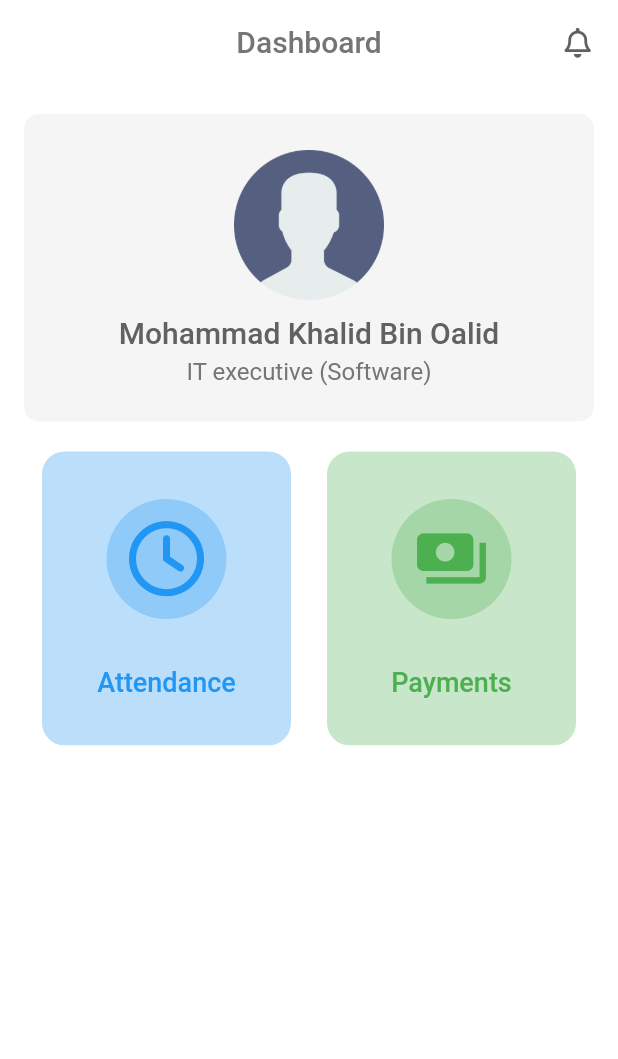
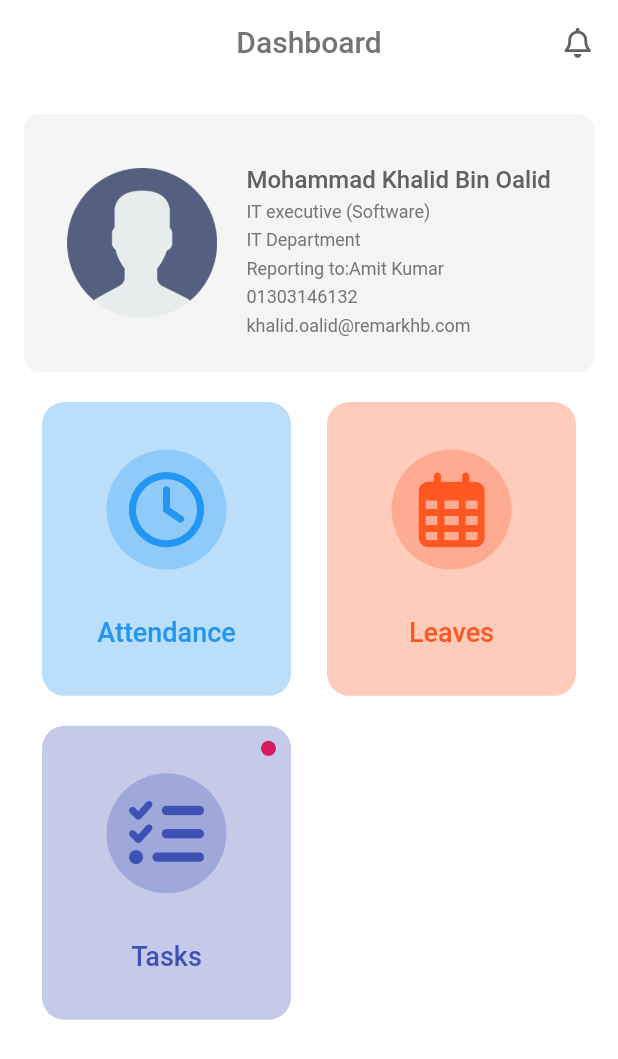
Before and after one commit to hunter7149/remark_attendance, a Flutter app: the HomeView screen opened by its route, on a phone screen of 412 x 824 dp. Shown: the top 1059 px of the screen. Run offline on Flutter 3.47's test engine with Material 2 defaults, Android fonts, the phone set to English and light mode, and no system bars; drawn by our look-alikes of zoom_tap_animation; our stand-ins replace date_time_picker, dio, font_awesome_flutter, geocoding, get, get_storage and 2 more; accounts and stored records are empty; network calls fail.

Commit message:
"Task module added"

```diff
--- a/lib/app/modules/attendancescreen/views/attendancescreen_view.dart
+++ b/lib/app/modules/attendancescreen/views/attendancescreen_view.dart
@@ -170,7 +170,7 @@ class AttendancescreenView extends GetView<AttendancescreenController> {
                               child: COMMONWIDGET.button(
                                   height: 50,
                                   title: "Check In",
-                                  backgroudcolor: Colors.green.shade600,
+                                  backgroudcolor: Color(0xff25ae7a),
                                   funtion: () {
                                     controller.requestCheckIn();
                                   }),
--- a/lib/app/modules/home/views/home_view.dart
+++ b/lib/app/modules/home/views/home_view.dart
@@ -68,7 +68,9 @@ class HomeView extends GetView<HomeController> {
 
                 // border: Border.all(width: 0.5, color: Colors.grey.shade400)
               ),
-              child: Column(children: [
+              child: Row(
+                  mainAxisAlignment: MainAxisAlignment.spaceEvenly,
+                  children: [
                     Container(
                       child: Image.asset(
                         'assets/logo/user.png',
@@ -76,12 +78,18 @@ class HomeView extends GetView<HomeController> {
                       ),
                     ),
                     SizedBox(
+                      width: 10,
+                    ),
+                    Column(
+                      crossAxisAlignment: CrossAxisAlignment.start,
+                      children: [
+                        SizedBox(
                           height: 10,
                         ),
                         Text(
                           "Mohammad Khalid Bin Oalid",
                           style: TextStyle(
-                      fontSize: 20,
+                              fontSize: 16,
                               color: Colors.grey.shade700,
                               fontWeight: FontWeight.w500),
                         ),
@@ -91,9 +99,51 @@ class HomeView extends GetView<HomeController> {
                         Text(
                           "IT executive (Software)",
                           style: TextStyle(
-                      fontSize: 16,
+                              fontSize: 12,
                               color: Colors.grey.shade600,
                               fontWeight: FontWeight.w400),
+                        ),
+                        SizedBox(
+                          height: 5,
+                        ),
+                        Text(
+                          "IT Department",
+                          style: TextStyle(
+                              fontSize: 12,
+                              color: Colors.grey.shade600,
+                              fontWeight: FontWeight.w400),
+                        ),
+                        SizedBox(
+                          height: 5,
+                        ),
+                        Text(
+                          "Reporting to:Amit Kumar",
+                          style: TextStyle(
+                              fontSize: 12,
+                              color: Colors.grey.shade600,
+                              fontWeight: FontWeight.w400),
+                        ),
+                        SizedBox(
+                          height: 5,
+                        ),
+                        Text(
+                          "01303146132",
+                          style: TextStyle(
+                              fontSize: 12,
+                              color: Colors.grey.shade600,
+                              fontWeight: FontWeight.w400),
+                        ),
+                        SizedBox(
+                          height: 5,
+                        ),
+                        Text(
+                          "khalid.oalid@remarkhb.com",
+                          style: TextStyle(
+                              fontSize: 12,
+                              color: Colors.grey.shade600,
+                              fontWeight: FontWeight.w400),
+                        ),
+                      ],
                     )
                   ]),
             ),
@@ -126,35 +176,35 @@ class HomeView extends GetView<HomeController> {
                           title: "Attendance",
                           notification: false,
                           function: () {
-                            Get.toNamed(Routes.MANAGEMENT);
+                            Get.toNamed(Routes.ATTENDANCESCREEN);
+                          }),
+                      menuItem(
+                          icon: FontAwesomeIcons.calendarDays,
+                          color: Colors.deepOrange,
+                          title: "Leaves",
+                          valid: true,
+                          notification: false,
+                          function: () async {
+                            Get.toNamed(Routes.LEAVESCREEN);
+                          }),
+                      menuItem(
+                          icon: FontAwesomeIcons.tasks,
+                          color: Colors.indigo,
+                          notification: true,
+                          title: "Tasks",
+                          valid: true,
+                          function: () async {
+                            Get.toNamed(Routes.TASKSCREEN);
                           }),
                       // menuItem(
-                      //     icon: FontAwesomeIcons.calendarDays,
-                      //     color: Colors.deepOrange,
-                      //     title: "Leaves",
-                      //     valid: true,
+                      //     icon: Icons.payments,
+                      //     color: Colors.green,
                       //     notification: false,
-                      //     function: () async {
-                      //       Get.toNamed(Routes.LEAVESCREEN);
-                      //     }),
-                      // menuItem(
-                      //     icon: FontAwesomeIcons.bell,
-                      //     color: Colors.indigo,
-                      //     notification: true,
-                      //     title: "Approval notification",
+                      //     title: "Payments",
                       //     valid: true,
                       //     function: () async {
-                      //       Get.toNamed(Routes.APPROVALSCREEN);
+                      //       Get.toNamed(Routes.PAYMENTSCREEN);
                       //     }),
-                      menuItem(
-                          icon: Icons.payments,
-                          color: Colors.green,
-                          notification: false,
-                          title: "Payments",
-                          valid: true,
-                          function: () async {
-                            Get.toNamed(Routes.PAYMENTSCREEN);
-                          }),
                     ]),
               ),
             ),
--- a/lib/app/modules/leavescreen/views/leavescreen_view.dart
+++ b/lib/app/modules/leavescreen/views/leavescreen_view.dart
@@ -376,7 +376,7 @@ class LeavescreenView extends GetView<LeavescreenController> {
                   },
                   child: Container(
                     height: 60,
-                    color: AppColors.mainBlue,
+                    color: Color(0xff25ae7a),
                     child: Center(
                       child: Text(
                         "Apply for leave",
--- a/lib/app/routes/app_routes.dart
+++ b/lib/app/routes/app_routes.dart
@@ -12,6 +12,7 @@ abstract class Routes {
   static const PAYMENTSCREEN = _Paths.PAYMENTSCREEN;
   static const MANAGEMENT = _Paths.MANAGEMENT;
   static const MOVEMENTSCREEN = _Paths.MOVEMENTSCREEN;
+  static const TASKSCREEN = _Paths.TASKSCREEN;
 }
 
 abstract class _Paths {
@@ -25,4 +26,5 @@ abstract class _Paths {
   static const PAYMENTSCREEN = '/paymentscreen';
   static const MANAGEMENT = '/management';
   static const MOVEMENTSCREEN = '/movementscreen';
+  static const TASKSCREEN = '/taskscreen';
 }
```
Also changed, not shown: lib/app/modules/taskscreen/bindings/taskscreen_binding.dart (added, +12 -0 lines), lib/app/modules/taskscreen/controllers/taskscreen_controller.dart (added, +42 -0 lines), lib/app/modules/taskscreen/views/taskscreen_view.dart (added, +156 -0 lines), lib/app/routes/app_pages.dart (+7 -0 lines). Lines whose indentation alone changed are shown as unchanged.
